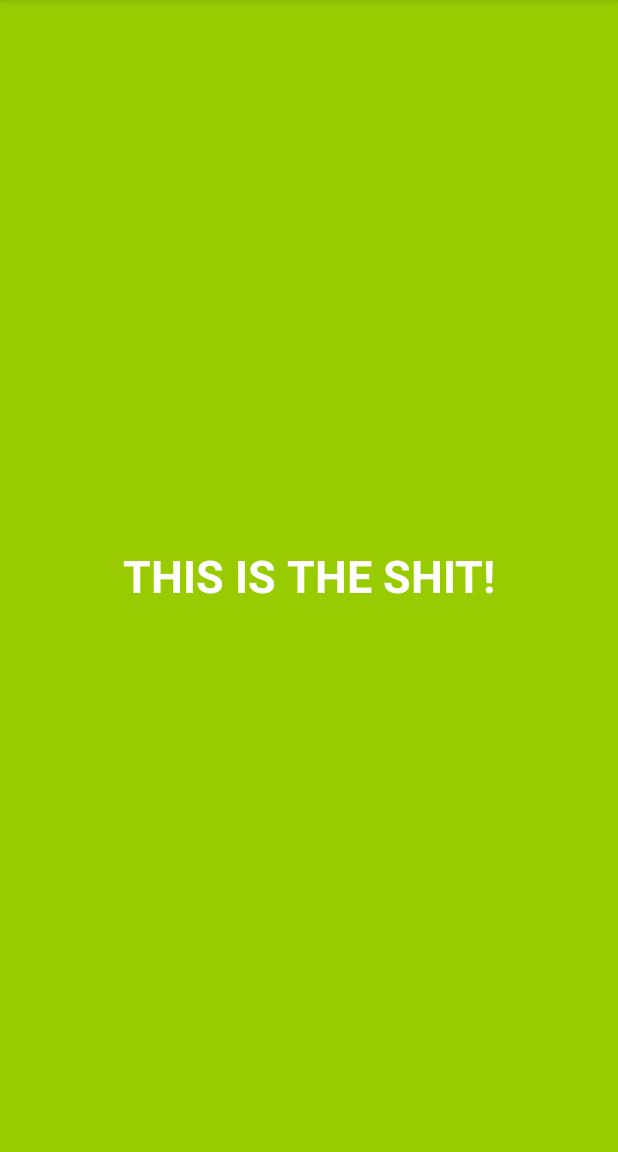
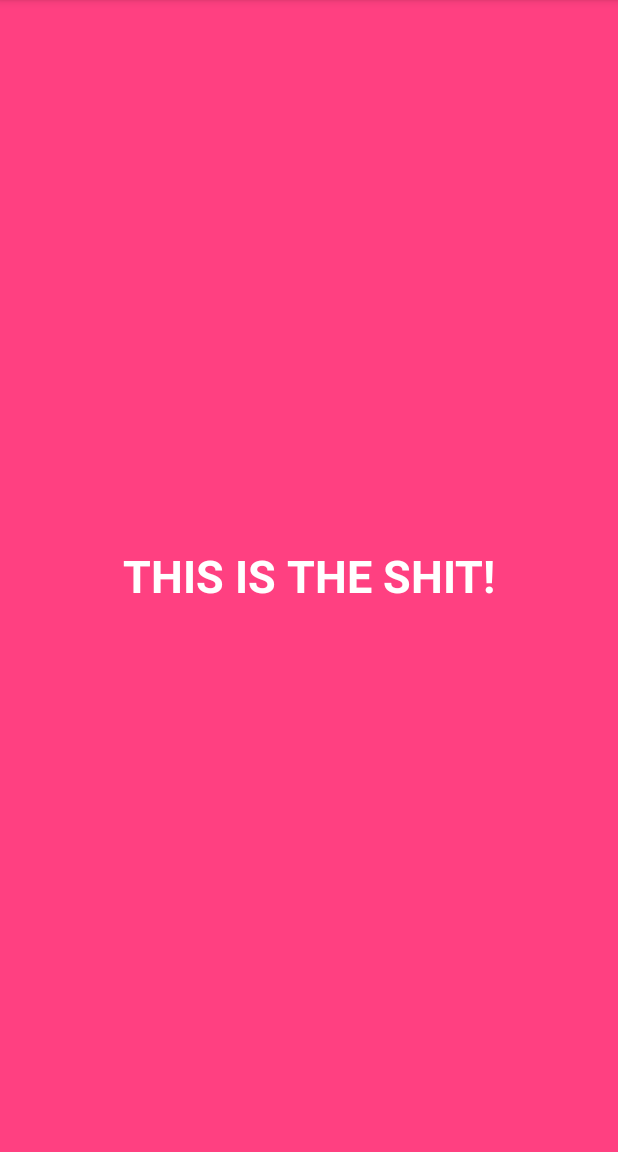
Before and after one commit to jjvang/MenuImageChanger, an Android app: the screen it shows after launch (MainActivity), after a tap on an icon or button, on a phone screen of 412 x 824 dp, the part 84-1236 px from its top. Run offline under Robolectric (Android 15) with nearby library versions, the phone set to English and light mode, and no system bars.

Commit message:
Picture switches along with screen color

```diff
--- a/app/src/main/java/com/example/ojboba/menuimagechanger/MainActivity.java
+++ b/app/src/main/java/com/example/ojboba/menuimagechanger/MainActivity.java
@@ -4,14 +4,24 @@ import android.os.Bundle;
 import android.support.v7.app.AppCompatActivity;
 import android.view.Menu;
 import android.view.MenuItem;
+import android.view.View;
+import android.widget.TextView;
 import android.widget.Toast;
 
 public class MainActivity extends AppCompatActivity {
+
+    boolean maybe = true;
+    View mainView;
+    TextView text;
 
     @Override
     protected void onCreate(Bundle savedInstanceState) {
         super.onCreate(savedInstanceState);
         setContentView(R.layout.activity_main);
+        mainView = findViewById(R.id.activity_main);
+        text = (TextView)findViewById(R.id.textColor);
+        mainView.setBackgroundResource(R.color.colorPrimaryDark);
+
     }
 
     @Override
@@ -24,8 +34,20 @@ public class MainActivity extends AppCompatActivity {
     public boolean onOptionsItemSelected(MenuItem item) {
         switch (item.getItemId()){
             case R.id.menuImage:
-                Toast.makeText(this, "YOU THINK YOU GOT THIS?", Toast.LENGTH_SHORT).show();
-                item.setIcon(R.drawable.chicken);
+                if (maybe == true ){
+                    Toast.makeText(this, "U CHiCKEN?", Toast.LENGTH_SHORT).show();
+                    item.setIcon(R.drawable.chicken);
+                    mainView.setBackgroundResource(R.color.colorAccent);
+                    text.setBackgroundResource(R.color.colorAccent);
+                    maybe = false;
+                } else{
+                    Toast.makeText(this, "OINK OINK", Toast.LENGTH_SHORT).show();
+                    item.setIcon(R.drawable.pig);
+                    mainView.setBackgroundResource(R.color.colorPrimary);
+                    text.setBackgroundResource(R.color.colorPrimary);
+                    maybe = true;
+                }
+
                 return true;
         }
         return true;
--- a/app/src/main/res/layout/activity_main.xml
+++ b/app/src/main/res/layout/activity_main.xml
@@ -7,6 +7,7 @@
     tools:context="com.example.ojboba.menuimagechanger.MainActivity">
 
     <TextView
+        android:id="@+id/textColor"
         android:layout_width="match_parent"
         android:layout_height="match_parent"
         android:textColor="@android:color/white"
```
